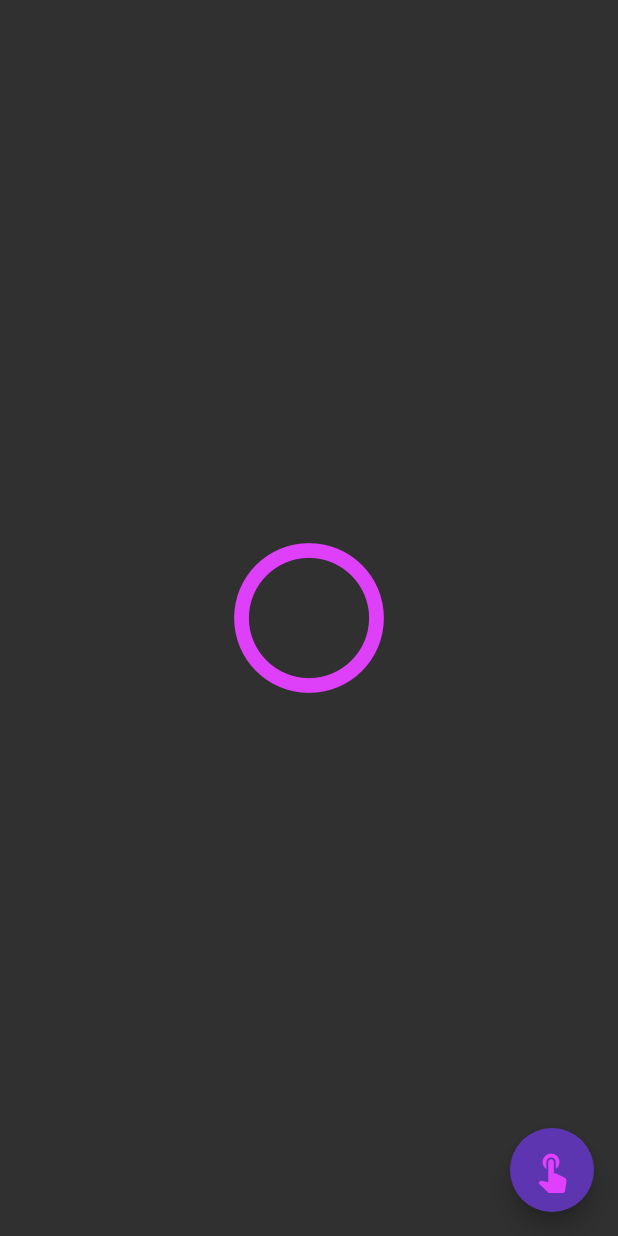
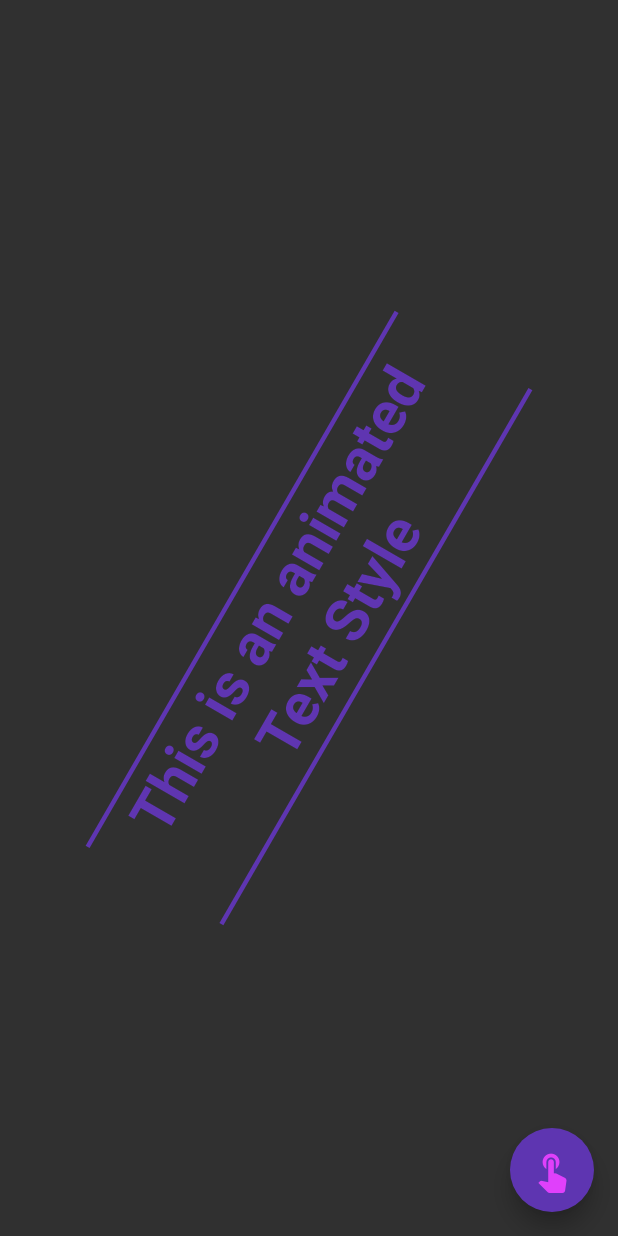
Before and after one commit to Tukhtamurodov-Sardorbek/Animations, a Flutter app: the screen it shows after launch, after a tap on the "touch app" icon, on a phone screen of 412 x 824 dp. Run offline on Flutter 3.47's test engine with Material 2 defaults, Android fonts, the phone set to English and light mode, and no system bars; our stand-ins replace flare_flutter, flutter_spinkit.

Commit message:
Code Update

```diff
--- a/lib/animations/code_based/implicit/animations/animatedCrossFade.dart
+++ b/lib/animations/code_based/implicit/animations/animatedCrossFade.dart
@@ -15,14 +15,13 @@ class _AnimatedCrossFadePageState extends State<AnimatedCrossFadePage> {
     return Scaffold(
       body: Center(
         child: AnimatedCrossFade(
-          firstCurve: Curves.easeInCubic,
-          secondCurve: Curves.easeInCubic,
+          firstCurve: Curves.easeOutBack,
+          secondCurve: Curves.easeInBack,
           sizeCurve: Curves.easeInCubic,
 
           duration: const Duration(milliseconds: 1200),
-          crossFadeState: showFirstChild
-              ? CrossFadeState.showFirst
-              : CrossFadeState.showSecond,
+          reverseDuration: const Duration(milliseconds: 1200),
+          crossFadeState: showFirstChild ? CrossFadeState.showFirst : CrossFadeState.showSecond,
 
           firstChild: const Center(
             child: Icon(
--- /dev/null
+++ b/lib/animations/code_based/implicit/animations/animatedDefaultTextStyle.dart
@@ -0,0 +1,60 @@
+import 'package:flutter/material.dart';
+import 'dart:math' as math;
+
+class AnimatedDefaultTextStylePage extends StatefulWidget {
+  const AnimatedDefaultTextStylePage({Key? key}) : super(key: key);
+
+  @override
+  State<AnimatedDefaultTextStylePage> createState() => _AnimatedDefaultTextStylePageState();
+}
+
+class _AnimatedDefaultTextStylePageState extends State<AnimatedDefaultTextStylePage> {
+  bool isChanged = false;
+  double fontSize = 20;
+  FontWeight fontWeight = FontWeight.bold;
+  Color color = Colors.purpleAccent;
+  TextAlign textAlign = TextAlign.left;
+
+  @override
+  Widget build(BuildContext context) {
+    return Scaffold(
+      body: Container(
+        alignment: Alignment.center,
+        child: Transform.rotate(
+          angle: -math.pi / 3,
+          child: Container(
+            padding: const EdgeInsets.all(3.0),
+            decoration: BoxDecoration(
+              border: Border.symmetric(
+                  horizontal: BorderSide(color: color, width: 3),
+              ),
+            ),
+            child: AnimatedDefaultTextStyle(
+              curve: Curves.bounceOut,
+              duration: const Duration(milliseconds: 1200),
+              textAlign: textAlign,
+              style: TextStyle(
+                color: color,
+                fontSize: fontSize,
+                fontWeight: fontWeight,
+              ),
+              child: const Text('This is an animated Text Style'),
+            ),
+          ),
+        ),
+      ),
+      floatingActionButton: FloatingActionButton(
+        backgroundColor: Colors.deepPurple.shade600,
+        onPressed: (){
+          isChanged = !isChanged;
+          fontSize = isChanged ? 40 : 20;
+          fontWeight = isChanged ? FontWeight.w700 : FontWeight.bold;
+          color = isChanged ? Colors.deepPurple.shade600 : Colors.purpleAccent;
+          textAlign = isChanged ? TextAlign.center : TextAlign.center;
+          setState(() {});
+        },
+        child: const Icon(Icons.touch_app, size: 30, color: Colors.purpleAccent),
+      ),
+    );
+  }
+}
--- a/lib/main.dart
+++ b/lib/main.dart
@@ -1,5 +1,6 @@
 import 'package:animations/animations/code_based/implicit/animations/animatedAlign.dart';
 import 'package:animations/animations/code_based/implicit/animations/animatedCrossFade.dart';
+import 'package:animations/animations/code_based/implicit/animations/animatedDefaultTextStyle.dart';
 import 'package:animations/scroll_behavior.dart';
 import 'package:flutter/material.dart';
 
@@ -14,7 +15,7 @@ void main() {
       // debugShowMaterialGrid: true,
       scrollBehavior: ScrollBehaviour(),
       theme: ThemeData.dark(),
-      home: const AnimatedCrossFadePage(),
+      home: const AnimatedDefaultTextStylePage(),
     ),
   );
 }
```
Also changed, not shown: 1 other file.
